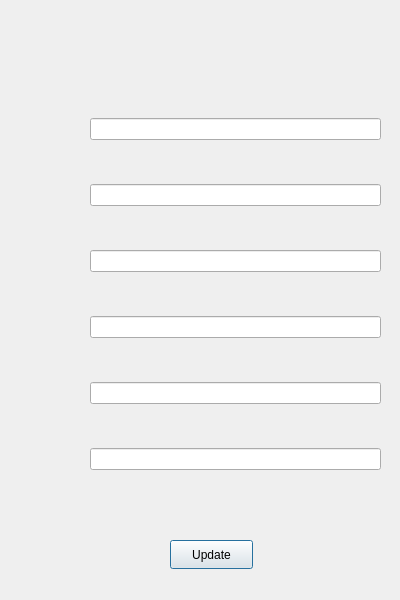
Before: the Qt Designer form to_do.ui in b33-b3k/routine-management-system, drawn with Qt 5.
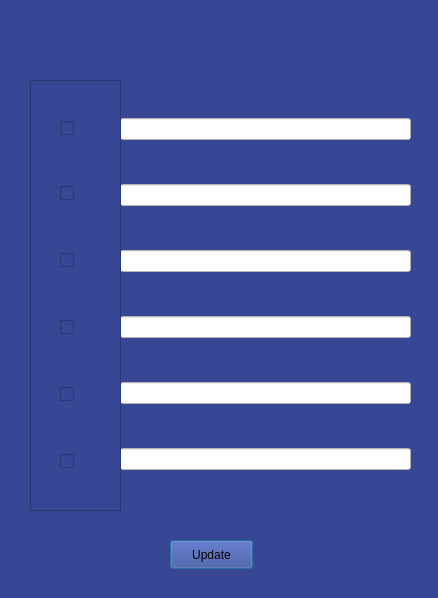
After: the same form once the commit is applied.

Patch:
```diff
--- a/to_do.ui
+++ b/to_do.ui
@@ -6,26 +6,37 @@
    <rect>
     <x>0</x>
     <y>0</y>
-    <width>400</width>
-    <height>600</height>
+    <width>438</width>
+    <height>598</height>
    </rect>
   </property>
   <property name="windowTitle">
    <string>Dialog</string>
   </property>
+  <property name="styleSheet">
+   <string notr="true">background-color:#384696
+</string>
+  </property>
   <widget class="QLabel" name="label_name">
    <property name="geometry">
     <rect>
-     <x>92</x>
+     <x>100</x>
      <y>20</y>
-     <width>261</width>
+     <width>251</width>
      <height>31</height>
     </rect>
    </property>
+   <property name="font">
+    <font>
+     <pointsize>14</pointsize>
+    </font>
+   </property>
+   <property name="autoFillBackground">
+    <bool>false</bool>
+   </property>
    <property name="styleSheet">
     <string notr="true">
-font: 700 14pt &quot;Segoe UI&quot;;
-color: rgb(0, 0, 0);</string>
+color: rgb(255, 255, 255);</string>
    </property>
    <property name="text">
     <string/>
@@ -40,14 +51,29 @@
      <height>29</height>
     </rect>
    </property>
+   <property name="styleSheet">
+    <string notr="true"> background-color: white;
+    border-style: outset;
+    border-width: 2px;
+  border-radius: 20px;
+    border-color: beige;
+    font: bold 14px;
+hover{
+color: #f5E0E0;
+}
+   
+  
+
+</string>
+   </property>
    <property name="text">
     <string>Update</string>
    </property>
   </widget>
-  <widget class="QWidget" name="">
+  <widget class="QWidget" name="layoutWidget">
    <property name="geometry">
     <rect>
-     <x>90</x>
+     <x>120</x>
      <y>80</y>
      <width>291</width>
      <height>431</height>
@@ -55,25 +81,155 @@
    </property>
    <layout class="QVBoxLayout" name="verticalLayout">
     <item>
-     <widget class="QLineEdit" name="lineEdit_toDo1"/>
+     <widget class="QLineEdit" name="lineEdit_toDo1">
+      <property name="styleSheet">
+       <string notr="true">background-color: rgb(255, 255, 255);
+border-radius
+color:white;</string>
+      </property>
+     </widget>
     </item>
     <item>
-     <widget class="QLineEdit" name="lineEdit_toDo2"/>
+     <widget class="QLineEdit" name="lineEdit_toDo2">
+      <property name="styleSheet">
+       <string notr="true">background-color: rgb(255, 255, 255);
+border-radius
+color:white;</string>
+      </property>
+     </widget>
     </item>
     <item>
-     <widget class="QLineEdit" name="lineEdit_toDo3"/>
+     <widget class="QLineEdit" name="lineEdit_toDo3">
+      <property name="styleSheet">
+       <string notr="true">background-color: rgb(255, 255, 255);
+border-radius
+color:white;</string>
+      </property>
+     </widget>
     </item>
     <item>
-     <widget class="QLineEdit" name="lineEdit_toDo4"/>
+     <widget class="QLineEdit" name="lineEdit_toDo4">
+      <property name="styleSheet">
+       <string notr="true">background-color: rgb(255, 255, 255);
+border-radius
+color:white;</string>
+      </property>
+     </widget>
     </item>
     <item>
-     <widget class="QLineEdit" name="lineEdit_toDo5"/>
+     <widget class="QLineEdit" name="lineEdit_toDo5">
+      <property name="styleSheet">
+       <string notr="true">background-color: rgb(255, 255, 255);
+border-radius
+color:white;</string>
+      </property>
+     </widget>
     </item>
     <item>
-     <widget class="QLineEdit" name="lineEdit_toDo6"/>
+     <widget class="QLineEdit" name="lineEdit_toDo6">
+      <property name="styleSheet">
+       <string notr="true">background-color: rgb(255, 255, 255);
+border-radius
+color:white;</string>
+      </property>
+     </widget>
     </item>
    </layout>
   </widget>
+  <widget class="QFrame" name="frame">
+   <property name="geometry">
+    <rect>
+     <x>30</x>
+     <y>80</y>
+     <width>91</width>
+     <height>431</height>
+    </rect>
+   </property>
+   <property name="frameShape">
+    <enum>QFrame::StyledPanel</enum>
+   </property>
+   <property name="frameShadow">
+    <enum>QFrame::Raised</enum>
+   </property>
+   <widget class="QCheckBox" name="checkBox">
+    <property name="geometry">
+     <rect>
+      <x>30</x>
+      <y>33</y>
+      <width>31</width>
+      <height>31</height>
+     </rect>
+    </property>
+    <property name="text">
+     <string/>
+    </property>
+   </widget>
+   <widget class="QCheckBox" name="checkBox_2">
+    <property name="geometry">
+     <rect>
+      <x>30</x>
+      <y>100</y>
+      <width>21</width>
+      <height>26</height>
+     </rect>
+    </property>
+    <property name="text">
+     <string/>
+    </property>
+   </widget>
+   <widget class="QCheckBox" name="checkBox_3">
+    <property name="geometry">
+     <rect>
+      <x>30</x>
+      <y>167</y>
+      <width>21</width>
+      <height>26</height>
+     </rect>
+    </property>
+    <property name="text">
+     <string/>
+    </property>
+   </widget>
+   <widget class="QCheckBox" name="checkBox_4">
+    <property name="geometry">
+     <rect>
+      <x>30</x>
+      <y>234</y>
+      <width>21</width>
+      <height>26</height>
+     </rect>
+    </property>
+    <property name="text">
+     <string/>
+    </property>
+   </widget>
+   <widget class="QCheckBox" name="checkBox_5">
+    <property name="geometry">
+     <rect>
+      <x>30</x>
+      <y>301</y>
+      <width>21</width>
+      <height>26</height>
+     </rect>
+    </property>
+    <property name="text">
+     <string/>
+    </property>
+   </widget>
+   <widget class="QCheckBox" name="checkBox_6">
+    <property name="geometry">
+     <rect>
+      <x>30</x>
+      <y>368</y>
+      <width>21</width>
+      <height>26</height>
+     </rect>
+    </property>
+    <property name="text">
+     <string/>
+    </property>
+   </widget>
+  </widget>
  </widget>
  <resources/>
  <connections/>
```
